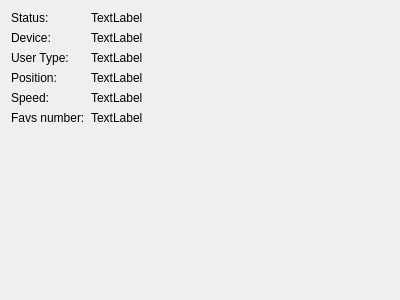
anetczuk/LinakDeskApp, file src/linakdeskcontrol/ui/device_status_widget.ui: the form before one commit.
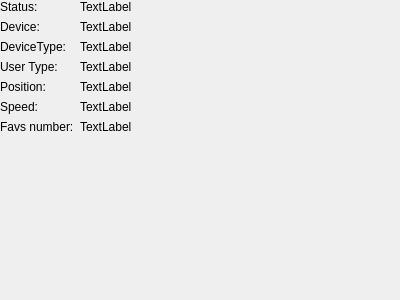
The form after the commit.

Commit message: Display device type and manufacturer info

```diff
--- a/src/linakdeskcontrol/ui/device_status_widget.ui
+++ b/src/linakdeskcontrol/ui/device_status_widget.ui
@@ -14,6 +14,18 @@
    <string>Device Status</string>
   </property>
   <layout class="QFormLayout" name="formLayout">
+   <property name="leftMargin">
+    <number>0</number>
+   </property>
+   <property name="topMargin">
+    <number>0</number>
+   </property>
+   <property name="rightMargin">
+    <number>0</number>
+   </property>
+   <property name="bottomMargin">
+    <number>0</number>
+   </property>
    <item row="1" column="0">
     <widget class="QLabel" name="deviceText">
      <property name="text">
@@ -28,14 +40,14 @@
      </property>
     </widget>
    </item>
-   <item row="3" column="0">
+   <item row="4" column="0">
     <widget class="QLabel" name="positionText">
      <property name="text">
       <string>Position:</string>
      </property>
     </widget>
    </item>
-   <item row="3" column="1">
+   <item row="4" column="1">
     <widget class="QLabel" name="positionLabel">
      <property name="text">
       <string>TextLabel</string>
@@ -56,48 +68,62 @@
      </property>
     </widget>
    </item>
-   <item row="5" column="0">
+   <item row="6" column="0">
     <widget class="QLabel" name="favNumText">
      <property name="text">
       <string>Favs number:</string>
      </property>
     </widget>
    </item>
-   <item row="5" column="1">
+   <item row="6" column="1">
     <widget class="QLabel" name="favsNumLabel">
      <property name="text">
       <string>TextLabel</string>
      </property>
     </widget>
    </item>
-   <item row="2" column="0">
+   <item row="3" column="0">
     <widget class="QLabel" name="userTypeText">
      <property name="text">
       <string>User Type:</string>
      </property>
     </widget>
    </item>
-   <item row="2" column="1">
+   <item row="3" column="1">
     <widget class="QLabel" name="userTypeLabel">
      <property name="text">
       <string>TextLabel</string>
      </property>
     </widget>
    </item>
-   <item row="4" column="0">
+   <item row="5" column="0">
     <widget class="QLabel" name="speedText">
      <property name="text">
       <string>Speed:</string>
      </property>
     </widget>
    </item>
-   <item row="4" column="1">
+   <item row="5" column="1">
     <widget class="QLabel" name="speedLabel">
      <property name="text">
       <string>TextLabel</string>
      </property>
     </widget>
    </item>
+   <item row="2" column="0">
+    <widget class="QLabel" name="deviceType">
+     <property name="text">
+      <string>DeviceType:</string>
+     </property>
+    </widget>
+   </item>
+   <item row="2" column="1">
+    <widget class="QLabel" name="deviceTypeLabel">
+     <property name="text">
+      <string>TextLabel</string>
+     </property>
+    </widget>
+   </item>
   </layout>
  </widget>
  <resources/>
```
The commit also changes 5 other files.
